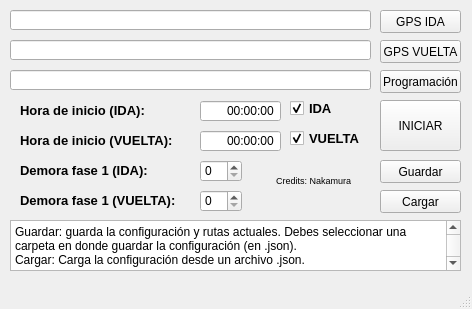
The window that interface/interface.ui (N4kamura/GREEN_WAVES) describes before a commit, drawn with Qt 5.
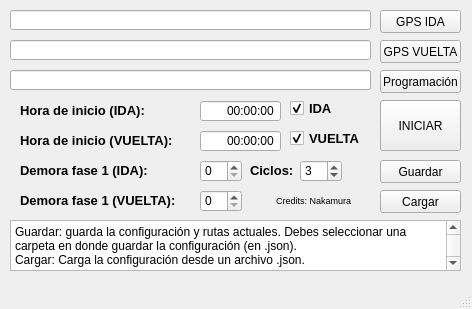
The same window after the commit.

The edit to the form file:
```diff
--- a/interface/interface.ui
+++ b/interface/interface.ui
@@ -167,7 +167,7 @@
     <property name="geometry">
      <rect>
       <x>270</x>
-      <y>170</y>
+      <y>190</y>
       <width>81</width>
       <height>20</height>
      </rect>
@@ -356,6 +356,42 @@
       <width>42</width>
       <height>22</height>
      </rect>
+    </property>
+    <property name="maximum">
+     <number>500</number>
+    </property>
+   </widget>
+   <widget class="QLabel" name="label_6">
+    <property name="geometry">
+     <rect>
+      <x>250</x>
+      <y>160</y>
+      <width>51</width>
+      <height>21</height>
+     </rect>
+    </property>
+    <property name="font">
+     <font>
+      <pointsize>10</pointsize>
+      <weight>75</weight>
+      <bold>true</bold>
+     </font>
+    </property>
+    <property name="text">
+     <string>Ciclos:</string>
+    </property>
+   </widget>
+   <widget class="QSpinBox" name="cycles_spinBox">
+    <property name="geometry">
+     <rect>
+      <x>300</x>
+      <y>160</y>
+      <width>42</width>
+      <height>22</height>
+     </rect>
+    </property>
+    <property name="value">
+     <number>3</number>
     </property>
    </widget>
   </widget>
```
Left out of the diff: 3 changed lines with no effect on the pictures.
